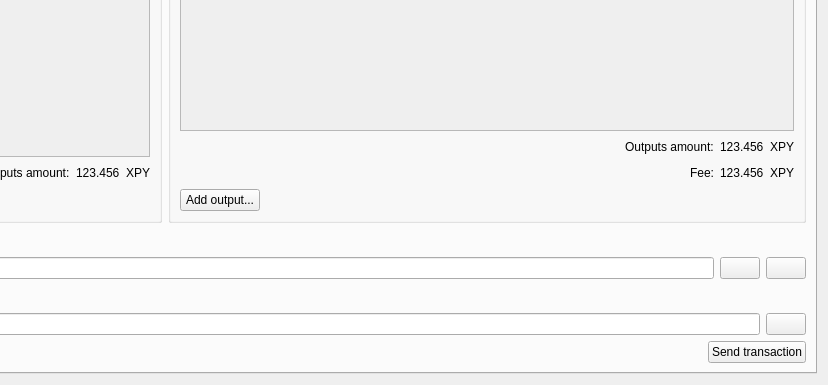
Qt form src/qt/forms/multisigdialog.ui (JoseBarrales/mlnc) before a commit; both pictures show x 499 to 1327 and y 210 to 595 of the 1327 by 595 pixel window.
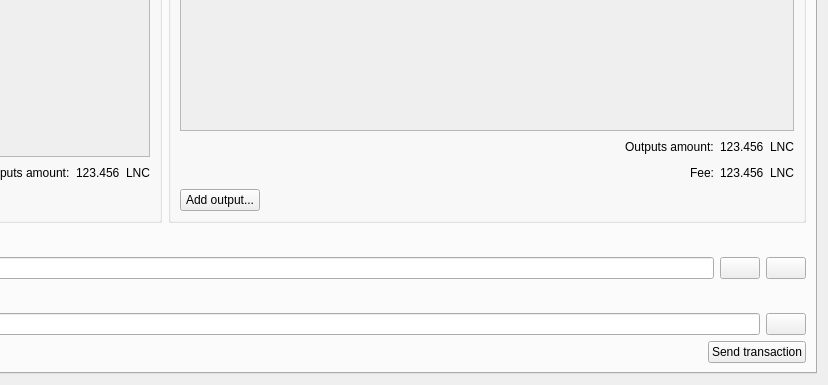
The same form after that commit. Icons and pictures are not drawn.

Patch:
```diff
--- a/src/qt/forms/multisigdialog.ui
+++ b/src/qt/forms/multisigdialog.ui
@@ -399,7 +399,7 @@
                 <item>
                  <widget class="QLabel" name="label">
                   <property name="text">
-                   <string>XPY</string>
+                   <string>LNC</string>
                   </property>
                  </widget>
                 </item>
@@ -518,7 +518,7 @@
                 <item>
                  <widget class="QLabel" name="label_2">
                   <property name="text">
-                   <string>XPY</string>
+                   <string>LNC</string>
                   </property>
                  </widget>
                 </item>
@@ -556,7 +556,7 @@
                 <item>
                  <widget class="QLabel" name="label_3">
                   <property name="text">
-                   <string>XPY</string>
+                   <string>LNC</string>
                   </property>
                  </widget>
                 </item>
```
Left out of the diff: 12 changed lines with no effect on the pictures.
